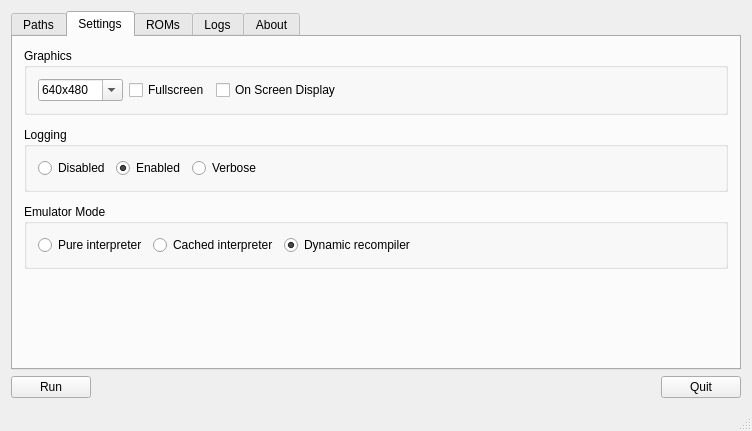
ZachBacon/cutempen, file mainwindow.ui: the form before one commit.
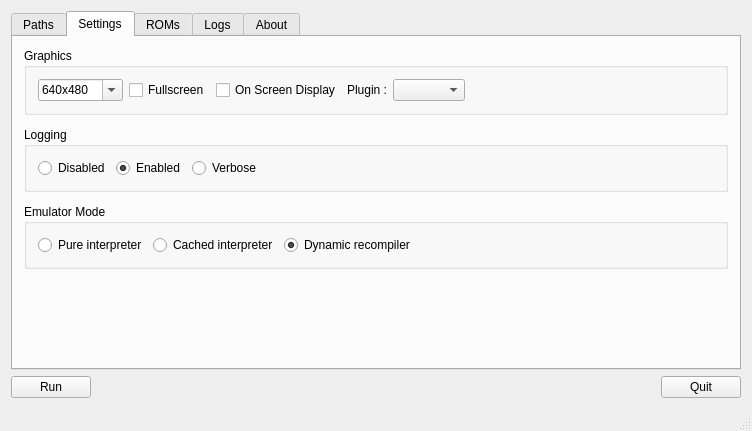
The form after the commit. The open tabs and pages were chosen to show the change.

Commit message: - Added detection of graphic plugins. - Added combo-box for graphic plugin selection.

What changed in the file:
```diff
--- a/mainwindow.ui
+++ b/mainwindow.ui
@@ -347,7 +347,7 @@
                    </property>
                   </widget>
                  </item>
-                 <item row="0" column="4">
+                 <item row="0" column="6">
                   <spacer name="horizontalSpacer_2">
                    <property name="orientation">
                     <enum>Qt::Horizontal</enum>
@@ -367,6 +367,16 @@
                    </property>
                   </widget>
                  </item>
+                 <item row="0" column="4">
+                  <widget class="QLabel" name="lb_GfxPlugin">
+                   <property name="text">
+                    <string>Plugin :</string>
+                   </property>
+                  </widget>
+                 </item>
+                 <item row="0" column="5">
+                  <widget class="QComboBox" name="cb_GfxPlugin"/>
+                 </item>
                 </layout>
                </item>
               </layout>
```
Left out of the diff: 61 changed lines with no effect on the pictures. The commit also changes 3 other files.
